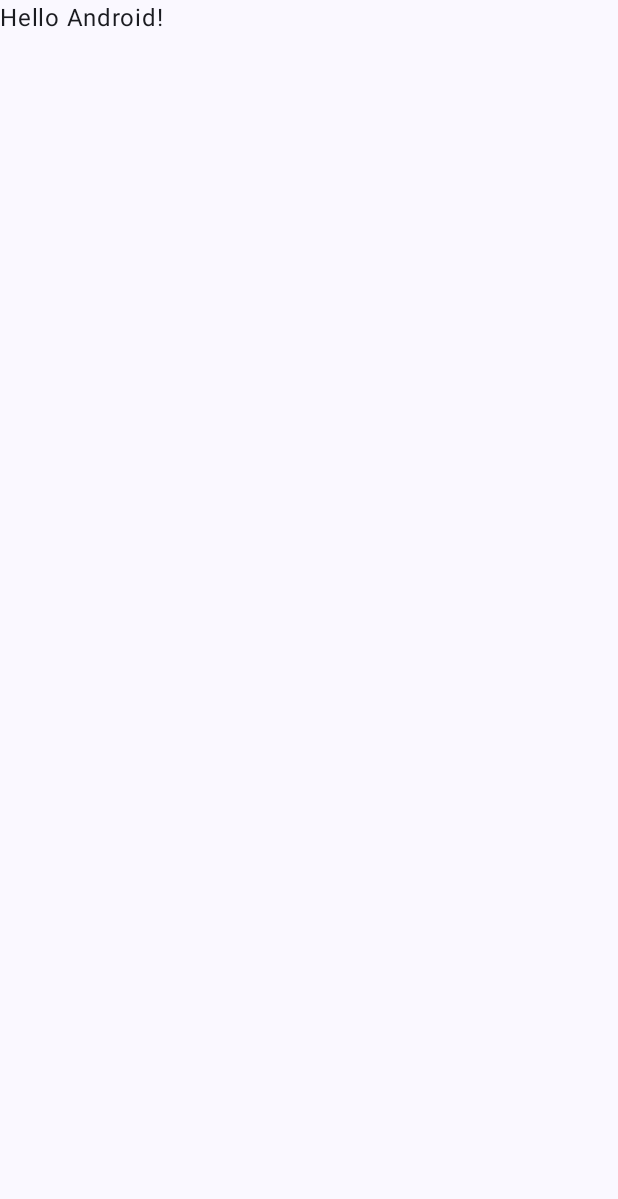
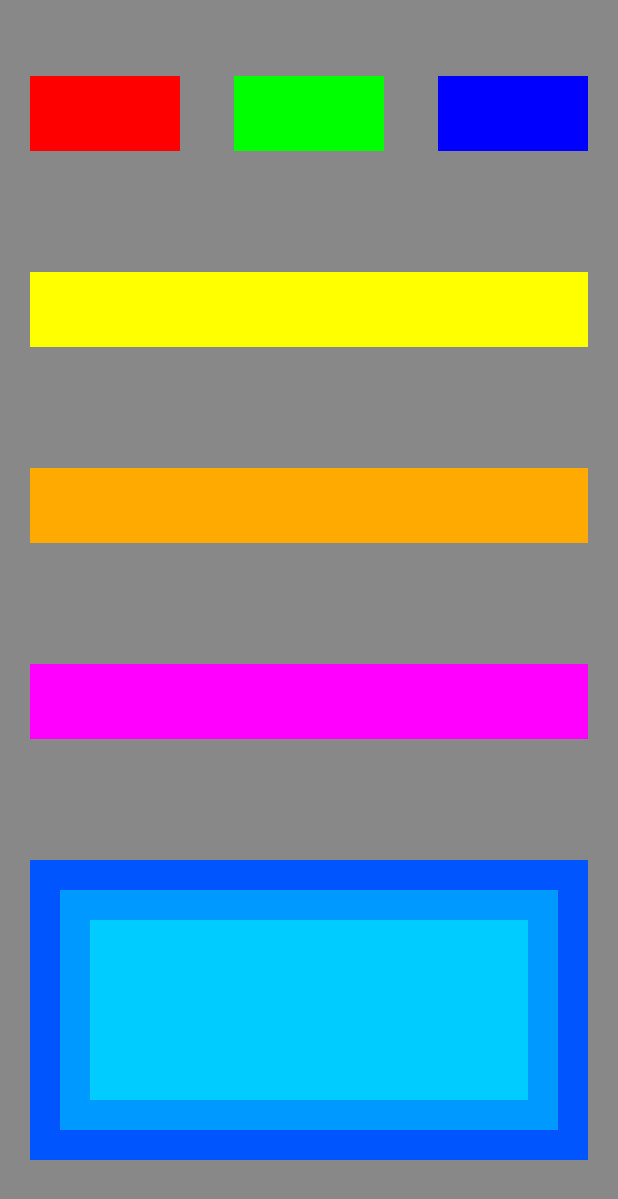
Before and after one commit to iamsafidev/JetpackCompose-Starter, an Android app built with Jetpack Compose: the screen it shows after launch (MainActivity), on a phone screen of 412 x 824 dp. Before the commit the part shown is almost empty. Shown: the top 1199 px of the screen. Run offline under Robolectric (Android 15) with nearby library versions, the phone set to English and light mode, and no system bars.

Commit message:
Complete the exercise 1

```diff
--- a/app/src/main/java/com/iamsafidev/practiceJetpackCompose/MainActivity.kt
+++ b/app/src/main/java/com/iamsafidev/practiceJetpackCompose/MainActivity.kt
@@ -1,15 +1,31 @@
 package com.iamsafidev.practiceJetpackCompose
 
 import android.os.Bundle
+import android.view.View
 import androidx.activity.ComponentActivity
 import androidx.activity.compose.setContent
+import androidx.compose.foundation.background
+import androidx.compose.foundation.layout.Arrangement
+import androidx.compose.foundation.layout.Box
+import androidx.compose.foundation.layout.Column
+import androidx.compose.foundation.layout.Row
+import androidx.compose.foundation.layout.Spacer
+import androidx.compose.foundation.layout.fillMaxHeight
 import androidx.compose.foundation.layout.fillMaxSize
+import androidx.compose.foundation.layout.fillMaxWidth
+import androidx.compose.foundation.layout.height
+import androidx.compose.foundation.layout.padding
+import androidx.compose.foundation.layout.size
+import androidx.compose.foundation.layout.width
 import androidx.compose.material3.MaterialTheme
 import androidx.compose.material3.Surface
 import androidx.compose.material3.Text
 import androidx.compose.runtime.Composable
+import androidx.compose.ui.Alignment
 import androidx.compose.ui.Modifier
+import androidx.compose.ui.graphics.Color
 import androidx.compose.ui.tooling.preview.Preview
+import androidx.compose.ui.unit.dp
 import com.iamsafidev.practiceJetpackCompose.ui.theme.MyApplicationTheme
 
 class MainActivity : ComponentActivity() {
@@ -22,7 +38,7 @@ class MainActivity : ComponentActivity() {
                     modifier = Modifier.fillMaxSize(),
                     color = MaterialTheme.colorScheme.background
                 ) {
-                    Greeting("Android")
+                    MainContainer()
                 }
             }
         }
@@ -30,17 +46,95 @@ class MainActivity : ComponentActivity() {
 }
 
 @Composable
-fun Greeting(name: String, modifier: Modifier = Modifier) {
-    Text(
-        text = "Hello $name!",
-        modifier = modifier
-    )
+fun  MainContainer() {
+    Column(
+        modifier = Modifier
+            .background(Color.Gray)
+            .padding(20.dp, 10.dp, 20.dp, 10.dp),
+        verticalArrangement = Arrangement.SpaceAround,
+        horizontalAlignment = Alignment.CenterHorizontally
+    ) {
+        FirstRow()
+        ColorBar(0xffffff00)
+        ColorBar(0xffffaa00)
+        ColorBar(0xffff00ff)
+        BoxView()
+    }
 }
 
-@Preview(showBackground = true)
 @Composable
-fun GreetingPreview() {
-    MyApplicationTheme {
-        Greeting("Android")
+fun BoxView() {
+    Box(
+        contentAlignment = Alignment.Center,
+        modifier = Modifier
+            .fillMaxWidth()
+            .background(Color(0xff0055ff))
+            .height(200.dp)
+            .padding(20.dp)
+    ) {
+        Row(
+            modifier = Modifier
+                .background(Color(0xff0099ff))
+                .fillMaxWidth()
+                .height(200.dp)
+                .padding(20.dp)
+        ) {
+            Box(contentAlignment = Alignment.Center) {
+                Row(
+                    modifier = Modifier
+                        .background(Color(0xff00ccff))
+                        .fillMaxWidth()
+                        .height(200.dp)
+                ) {
+
+                }
+            }
+
+        }
     }
 }
+
+@Composable
+fun ColorBar(colorCode: Long) {
+    Column(
+        modifier = Modifier
+            .background(Color(colorCode))
+            .fillMaxWidth()
+            .height(50.dp)
+    ) {
+
+    }
+}
+
+@Composable
+fun FirstRow() {
+    Row(horizontalArrangement = Arrangement.SpaceBetween, modifier = Modifier.fillMaxWidth()) {
+        Row(
+            modifier = Modifier
+                .background(Color(0xffff0000))
+                .width(100.dp)
+                .height(50.dp)
+        ) {
+
+        }
+
+        Row(
+            modifier = Modifier
+                .background(Color(0xff00ff00))
+                .width(100.dp)
+                .height(50.dp)
+        ) {
+
+        }
+        Row(
+            modifier = Modifier
+                .background(Color(0xff0000ff))
+                .width(100.dp)
+                .height(50.dp)
+        ) {
+
+        }
+
+
+    }
+}
```
